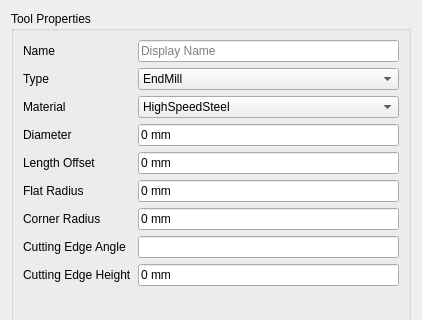
Qt form src/Mod/Path/Gui/Resources/panels/ToolEdit.ui (berndhahnebach/All_FreeCAD) before a commit; both pictures show x 0 to 422 and y 0 to 320 of the 422 by 498 pixel window.
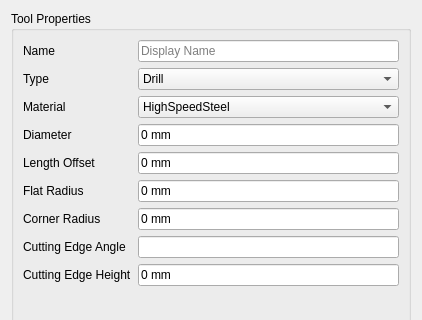
The same form after that commit. Custom widgets are drawn as their Qt base class.

Commit message: Added flycutter option to the tool edit ui.

```diff
--- a/src/Mod/Path/Gui/Resources/panels/ToolEdit.ui
+++ b/src/Mod/Path/Gui/Resources/panels/ToolEdit.ui
@@ -50,7 +50,7 @@
       <item row="2" column="1">
        <widget class="QComboBox" name="TypeField">
         <property name="currentIndex">
-         <number>6</number>
+         <number>0</number>
         </property>
         <item>
          <property name="text">
```
Left out of the diff: 5 changed lines with no effect on the pictures.
